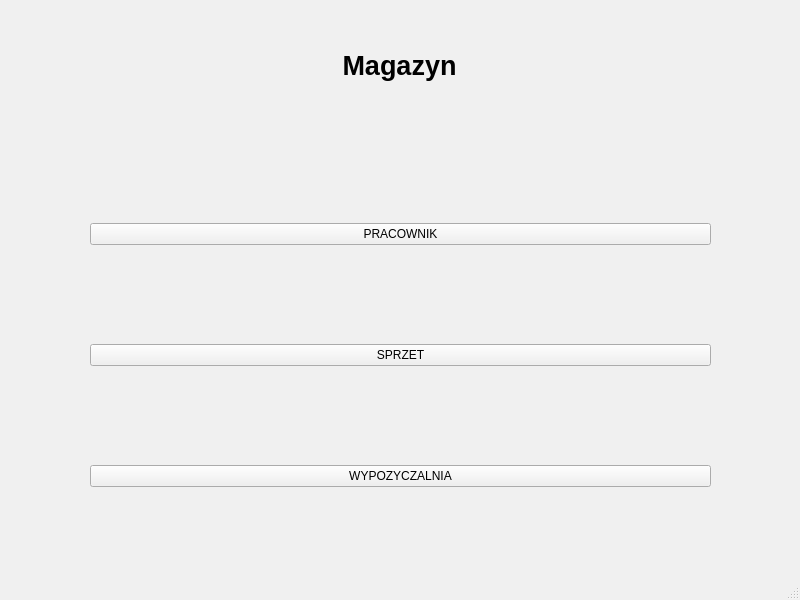
Before: the Qt Designer form Magazyn/magazyn.ui in SylwiaJ/projekt, drawn with Qt 5.
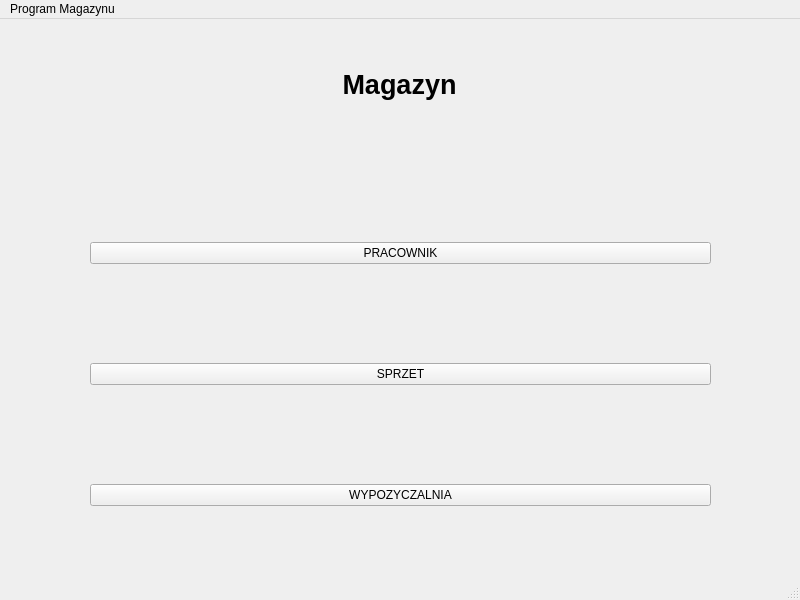
After: the same form once the commit is applied.

Diff of the .ui file:
```diff
--- a/Magazyn/magazyn.ui
+++ b/Magazyn/magazyn.ui
@@ -12,417 +12,9 @@
   </property>
   <property name="palette">
    <palette>
-    <active>
-     <colorrole role="WindowText">
-      <brush brushstyle="SolidPattern">
-       <color alpha="255">
-        <red>0</red>
-        <green>0</green>
-        <blue>0</blue>
-       </color>
-      </brush>
-     </colorrole>
-     <colorrole role="Button">
-      <brush brushstyle="SolidPattern">
-       <color alpha="255">
-        <red>7</red>
-        <green>160</green>
-        <blue>255</blue>
-       </color>
-      </brush>
-     </colorrole>
-     <colorrole role="Light">
-      <brush brushstyle="SolidPattern">
-       <color alpha="255">
-        <red>134</red>
-        <green>209</green>
-        <blue>255</blue>
-       </color>
-      </brush>
-     </colorrole>
-     <colorrole role="Midlight">
-      <brush brushstyle="SolidPattern">
-       <color alpha="255">
-        <red>70</red>
-        <green>184</green>
-        <blue>255</blue>
-       </color>
-      </brush>
-     </colorrole>
-     <colorrole role="Dark">
-      <brush brushstyle="SolidPattern">
-       <color alpha="255">
-        <red>3</red>
-        <green>80</green>
-        <blue>127</blue>
-       </color>
-      </brush>
-     </colorrole>
-     <colorrole role="Mid">
-      <brush brushstyle="SolidPattern">
-       <color alpha="255">
-        <red>5</red>
-        <green>107</green>
-        <blue>170</blue>
-       </color>
-      </brush>
-     </colorrole>
-     <colorrole role="Text">
-      <brush brushstyle="SolidPattern">
-       <color alpha="255">
-        <red>0</red>
-        <green>0</green>
-        <blue>0</blue>
-       </color>
-      </brush>
-     </colorrole>
-     <colorrole role="BrightText">
-      <brush brushstyle="SolidPattern">
-       <color alpha="255">
-        <red>255</red>
-        <green>255</green>
-        <blue>255</blue>
-       </color>
-      </brush>
-     </colorrole>
-     <colorrole role="ButtonText">
-      <brush brushstyle="SolidPattern">
-       <color alpha="255">
-        <red>0</red>
-        <green>0</green>
-        <blue>0</blue>
-       </color>
-      </brush>
-     </colorrole>
-     <colorrole role="Base">
-      <brush brushstyle="SolidPattern">
-       <color alpha="255">
-        <red>255</red>
-        <green>255</green>
-        <blue>255</blue>
-       </color>
-      </brush>
-     </colorrole>
-     <colorrole role="Window">
-      <brush brushstyle="SolidPattern">
-       <color alpha="255">
-        <red>7</red>
-        <green>160</green>
-        <blue>255</blue>
-       </color>
-      </brush>
-     </colorrole>
-     <colorrole role="Shadow">
-      <brush brushstyle="SolidPattern">
-       <color alpha="255">
-        <red>0</red>
-        <green>0</green>
-        <blue>0</blue>
-       </color>
-      </brush>
-     </colorrole>
-     <colorrole role="AlternateBase">
-      <brush brushstyle="SolidPattern">
-       <color alpha="255">
-        <red>131</red>
-        <green>207</green>
-        <blue>255</blue>
-       </color>
-      </brush>
-     </colorrole>
-     <colorrole role="ToolTipBase">
-      <brush brushstyle="SolidPattern">
-       <color alpha="255">
-        <red>255</red>
-        <green>255</green>
-        <blue>220</blue>
-       </color>
-      </brush>
-     </colorrole>
-     <colorrole role="ToolTipText">
-      <brush brushstyle="SolidPattern">
-       <color alpha="255">
-        <red>0</red>
-        <green>0</green>
-        <blue>0</blue>
-       </color>
-      </brush>
-     </colorrole>
-    </active>
-    <inactive>
-     <colorrole role="WindowText">
-      <brush brushstyle="SolidPattern">
-       <color alpha="255">
-        <red>0</red>
-        <green>0</green>
-        <blue>0</blue>
-       </color>
-      </brush>
-     </colorrole>
-     <colorrole role="Button">
-      <brush brushstyle="SolidPattern">
-       <color alpha="255">
-        <red>240</red>
-        <green>240</green>
-        <blue>240</blue>
-       </color>
-      </brush>
-     </colorrole>
-     <colorrole role="Light">
-      <brush brushstyle="SolidPattern">
-       <color alpha="255">
-        <red>255</red>
-        <green>255</green>
-        <blue>255</blue>
-       </color>
-      </brush>
-     </colorrole>
-     <colorrole role="Midlight">
-      <brush brushstyle="SolidPattern">
-       <color alpha="255">
-        <red>227</red>
-        <green>227</green>
-        <blue>227</blue>
-       </color>
-      </brush>
-     </colorrole>
-     <colorrole role="Dark">
-      <brush brushstyle="SolidPattern">
-       <color alpha="255">
-        <red>160</red>
-        <green>160</green>
-        <blue>160</blue>
-       </color>
-      </brush>
-     </colorrole>
-     <colorrole role="Mid">
-      <brush brushstyle="SolidPattern">
-       <color alpha="255">
-        <red>160</red>
-        <green>160</green>
-        <blue>160</blue>
-       </color>
-      </brush>
-     </colorrole>
-     <colorrole role="Text">
-      <brush brushstyle="SolidPattern">
-       <color alpha="255">
-        <red>0</red>
-        <green>0</green>
-        <blue>0</blue>
-       </color>
-      </brush>
-     </colorrole>
-     <colorrole role="BrightText">
-      <brush brushstyle="SolidPattern">
-       <color alpha="255">
-        <red>255</red>
-        <green>255</green>
-        <blue>255</blue>
-       </color>
-      </brush>
-     </colorrole>
-     <colorrole role="ButtonText">
-      <brush brushstyle="SolidPattern">
-       <color alpha="255">
-        <red>0</red>
-        <green>0</green>
-        <blue>0</blue>
-       </color>
-      </brush>
-     </colorrole>
-     <colorrole role="Base">
-      <brush brushstyle="SolidPattern">
-       <color alpha="255">
-        <red>255</red>
-        <green>255</green>
-        <blue>255</blue>
-       </color>
-      </brush>
-     </colorrole>
-     <colorrole role="Window">
-      <brush brushstyle="SolidPattern">
-       <color alpha="255">
-        <red>240</red>
-        <green>240</green>
-        <blue>240</blue>
-       </color>
-      </brush>
-     </colorrole>
-     <colorrole role="Shadow">
-      <brush brushstyle="SolidPattern">
-       <color alpha="255">
-        <red>105</red>
-        <green>105</green>
-        <blue>105</blue>
-       </color>
-      </brush>
-     </colorrole>
-     <colorrole role="AlternateBase">
-      <brush brushstyle="SolidPattern">
-       <color alpha="255">
-        <red>245</red>
-        <green>245</green>
-        <blue>245</blue>
-       </color>
-      </brush>
-     </colorrole>
-     <colorrole role="ToolTipBase">
-      <brush brushstyle="SolidPattern">
-       <color alpha="255">
-        <red>255</red>
-        <green>255</green>
-        <blue>220</blue>
-       </color>
-      </brush>
-     </colorrole>
-     <colorrole role="ToolTipText">
-      <brush brushstyle="SolidPattern">
-       <color alpha="255">
-        <red>0</red>
-        <green>0</green>
-        <blue>0</blue>
-       </color>
-      </brush>
-     </colorrole>
-    </inactive>
-    <disabled>
-     <colorrole role="WindowText">
-      <brush brushstyle="SolidPattern">
-       <color alpha="255">
-        <red>3</red>
-        <green>80</green>
-        <blue>127</blue>
-       </color>
-      </brush>
-     </colorrole>
-     <colorrole role="Button">
-      <brush brushstyle="SolidPattern">
-       <color alpha="255">
-        <red>7</red>
-        <green>160</green>
-        <blue>255</blue>
-       </color>
-      </brush>
-     </colorrole>
-     <colorrole role="Light">
-      <brush brushstyle="SolidPattern">
-       <color alpha="255">
-        <red>134</red>
-        <green>209</green>
-        <blue>255</blue>
-       </color>
-      </brush>
-     </colorrole>
-     <colorrole role="Midlight">
-      <brush brushstyle="SolidPattern">
-       <color alpha="255">
-        <red>70</red>
-        <green>184</green>
-        <blue>255</blue>
-       </color>
-      </brush>
-     </colorrole>
-     <colorrole role="Dark">
-      <brush brushstyle="SolidPattern">
-       <color alpha="255">
-        <red>3</red>
-        <green>80</green>
-        <blue>127</blue>
-       </color>
-      </brush>
-     </colorrole>
-     <colorrole role="Mid">
-      <brush brushstyle="SolidPattern">
-       <color alpha="255">
-        <red>5</red>
-        <green>107</green>
-        <blue>170</blue>
-       </color>
-      </brush>
-     </colorrole>
-     <colorrole role="Text">
-      <brush brushstyle="SolidPattern">
-       <color alpha="255">
-        <red>3</red>
-        <green>80</green>
-        <blue>127</blue>
-       </color>
-      </brush>
-     </colorrole>
-     <colorrole role="BrightText">
-      <brush brushstyle="SolidPattern">
-       <color alpha="255">
-        <red>255</red>
-        <green>255</green>
-        <blue>255</blue>
-       </color>
-      </brush>
-     </colorrole>
-     <colorrole role="ButtonText">
-      <brush brushstyle="SolidPattern">
-       <color alpha="255">
-        <red>3</red>
-        <green>80</green>
-        <blue>127</blue>
-       </color>
-      </brush>
-     </colorrole>
-     <colorrole role="Base">
-      <brush brushstyle="SolidPattern">
-       <color alpha="255">
-        <red>7</red>
-        <green>160</green>
-        <blue>255</blue>
-       </color>
-      </brush>
-     </colorrole>
-     <colorrole role="Window">
-      <brush brushstyle="SolidPattern">
-       <color alpha="255">
-        <red>7</red>
-        <green>160</green>
-        <blue>255</blue>
-       </color>
-      </brush>
-     </colorrole>
-     <colorrole role="Shadow">
-      <brush brushstyle="SolidPattern">
-       <color alpha="255">
-        <red>0</red>
-        <green>0</green>
-        <blue>0</blue>
-       </color>
-      </brush>
-     </colorrole>
-     <colorrole role="AlternateBase">
-      <brush brushstyle="SolidPattern">
-       <color alpha="255">
-        <red>245</red>
-        <green>245</green>
-        <blue>245</blue>
-       </color>
-      </brush>
-     </colorrole>
-     <colorrole role="ToolTipBase">
-      <brush brushstyle="SolidPattern">
-       <color alpha="255">
-        <red>255</red>
-        <green>255</green>
-        <blue>220</blue>
-       </color>
-      </brush>
-     </colorrole>
-     <colorrole role="ToolTipText">
-      <brush brushstyle="SolidPattern">
-       <color alpha="255">
-        <red>0</red>
-        <green>0</green>
-        <blue>0</blue>
-       </color>
-      </brush>
-     </colorrole>
-    </disabled>
+    <active/>
+    <inactive/>
+    <disabled/>
    </palette>
   </property>
   <property name="windowTitle">
@@ -503,6 +95,12 @@
      <height>22</height>
     </rect>
    </property>
+   <widget class="QMenu" name="menuProgram_Magazynu">
+    <property name="title">
+     <string>Program Magazynu</string>
+    </property>
+   </widget>
+   <addaction name="menuProgram_Magazynu"/>
   </widget>
   <widget class="QStatusBar" name="statusbar"/>
  </widget>
```
